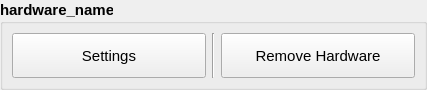
First picture: the form in modules/npccontrollermanager/npc_controllers/ui/controller_tab.ui, repository tud-hri/joan, before the edit.
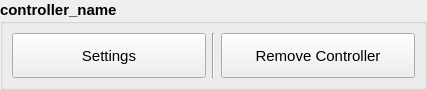
Second picture: the form after the edit.

Commit message: finished up structure of NPC Controller manager

```diff
--- a/modules/npccontrollermanager/npc_controllers/ui/controller_tab.ui
+++ b/modules/npccontrollermanager/npc_controllers/ui/controller_tab.ui
@@ -41,7 +41,7 @@
       </font>
      </property>
      <property name="title">
-      <string>hardware_name</string>
+      <string>controller_name</string>
      </property>
      <layout class="QGridLayout" name="gridLayout_2">
       <item row="0" column="1" rowspan="2">
@@ -66,7 +66,7 @@
          </font>
         </property>
         <property name="text">
-         <string>Remove Hardware</string>
+         <string>Remove Controller</string>
         </property>
        </widget>
       </item>
```
Left out of the diff: 2 changed lines with no effect on the pictures. The commit also changes 12 other files.
